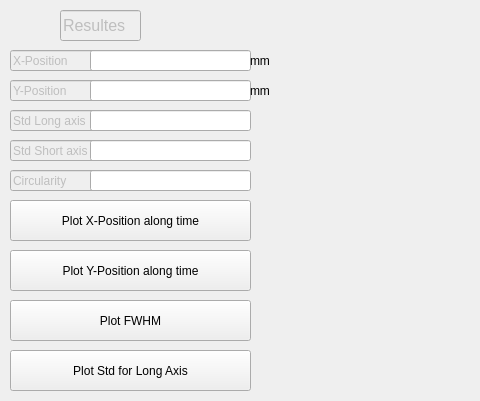
The window that src/View_page.ui (vazirilab/PyBeamProfiler) describes before a commit, drawn with Qt 5; both pictures show x 0 to 480 and y 0 to 401 of the 1029 by 707 pixel window.
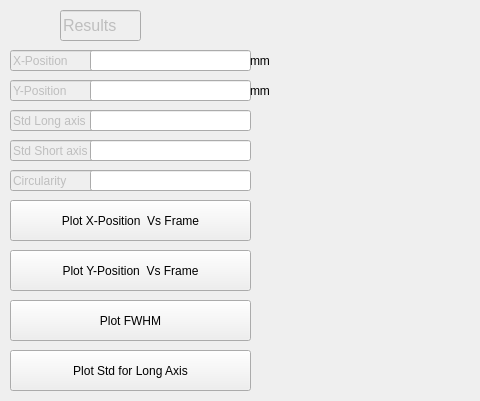
The same window after the commit.

The edit to the form file:
```diff
--- a/src/View_page.ui
+++ b/src/View_page.ui
@@ -32,7 +32,7 @@
      </font>
     </property>
     <property name="text">
-     <string>Resultes</string>
+     <string>Results</string>
     </property>
    </widget>
    <widget class="QLineEdit" name="lineEdit_2">
@@ -215,7 +215,7 @@
      </rect>
     </property>
     <property name="text">
-     <string>Plot X-Position along time</string>
+     <string>Plot X-Position  Vs Frame</string>
     </property>
    </widget>
    <widget class="QPushButton" name="Y_Pos_Plot">
@@ -228,7 +228,7 @@
      </rect>
     </property>
     <property name="text">
-     <string>Plot Y-Position along time</string>
+     <string>Plot Y-Position  Vs Frame</string>
     </property>
    </widget>
    <widget class="QPushButton" name="FWHM_Plot">
```
